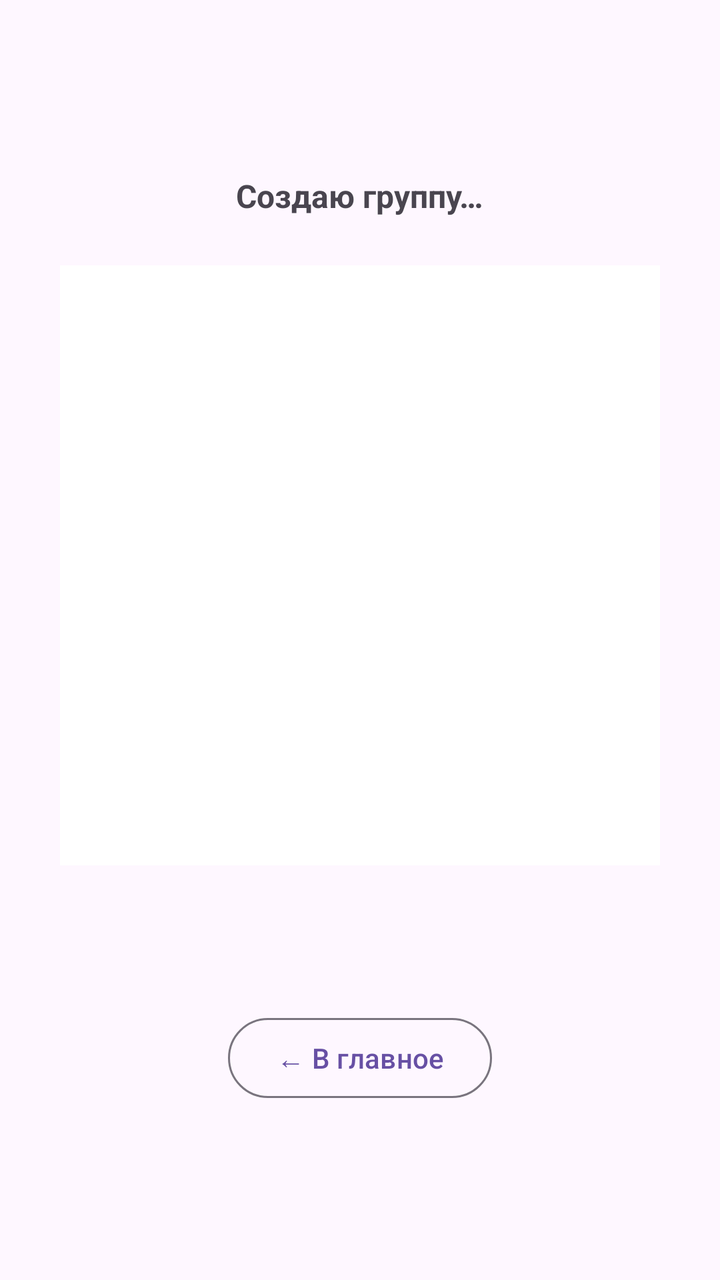
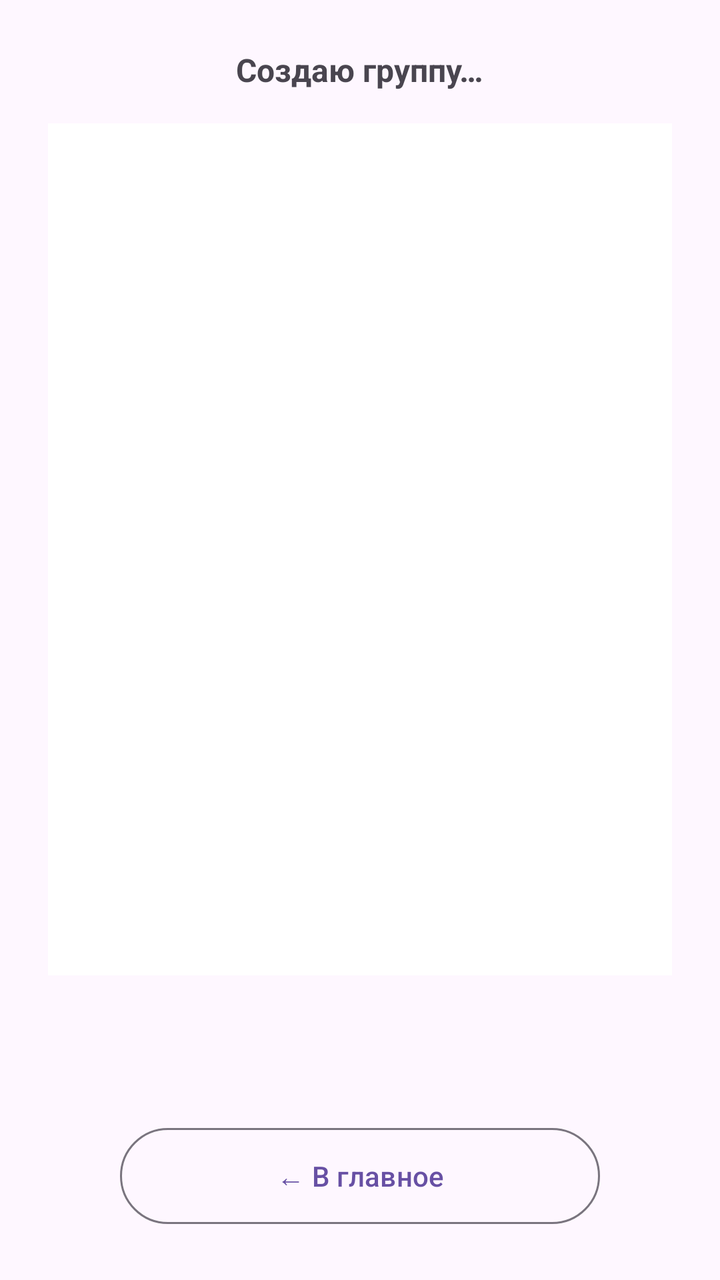

The first picture is an Android layout as it rendered before a commit; the second is the same layout after the commit. The layout source and the unified diff follow.
<!-- AndroidManifest.xml: application theme Theme.Atom.Main -->
<!-- res/layout/activity_qr_share.xml -->
<?xml version="1.0" encoding="utf-8"?>
<LinearLayout xmlns:android="http://schemas.android.com/apk/res/android"
    android:layout_width="match_parent"
    android:layout_height="match_parent"
    android:orientation="vertical"
    android:gravity="center"
    android:padding="24dp">

    <TextView
        android:id="@+id/statusText"
        android:layout_width="wrap_content"
        android:layout_height="wrap_content"
        android:textSize="16sp"
        android:textStyle="bold"
        android:text="Создаю группу…" />

    <ImageView
        android:id="@+id/qrImage"
        android:layout_width="300dp"
        android:layout_height="300dp"
        android:layout_marginTop="24dp"
        android:background="#FFFFFF"
        android:contentDescription="QR" />

    <TextView
        android:id="@+id/infoText"
        android:layout_width="wrap_content"
        android:layout_height="wrap_content"
        android:layout_marginTop="24dp"
        android:fontFamily="monospace"
        android:textSize="12sp"
        android:textAlignment="center" />

    <com.google.android.material.button.MaterialButton
        android:id="@+id/btnClose"
        style="@style/Widget.Material3.Button.OutlinedButton"
        android:layout_width="wrap_content"
        android:layout_height="wrap_content"
        android:layout_marginTop="32dp"
        android:text="← В главное" />
</LinearLayout>
<!-- resources referenced by this layout -->
<resources>
  <style name="Theme.Atom.Main" parent="Theme.Material3.DayNight.NoActionBar">
          <item name="android:statusBarColor">?attr/colorSurface</item>
          <item name="android:windowLightStatusBar" tools:targetApi="m">true</item>
      </style>
</resources>

<!-- the commit's change to res/layout/activity_qr_share.xml (unified diff, before → after) -->
@@ -1,5 +1,6 @@
 <?xml version="1.0" encoding="utf-8"?>
 <LinearLayout xmlns:android="http://schemas.android.com/apk/res/android"
+    android:id="@+id/qrRoot"
     android:layout_width="match_parent"
     android:layout_height="match_parent"
     android:orientation="vertical"
@@ -16,10 +17,14 @@
 
     <ImageView
         android:id="@+id/qrImage"
-        android:layout_width="300dp"
-        android:layout_height="300dp"
-        android:layout_marginTop="24dp"
+        android:layout_width="match_parent"
+        android:layout_height="0dp"
+        android:layout_weight="1"
+        android:layout_marginTop="16dp"
+        android:layout_marginBottom="16dp"
+        android:minHeight="200dp"
         android:background="#FFFFFF"
+        android:scaleType="fitCenter"
         android:contentDescription="QR" />
 
     <TextView
@@ -36,6 +41,8 @@
         style="@style/Widget.Material3.Button.OutlinedButton"
         android:layout_width="wrap_content"
         android:layout_height="wrap_content"
-        android:layout_marginTop="32dp"
+        android:layout_marginTop="16dp"
+        android:minHeight="56dp"
+        android:minWidth="240dp"
         android:text="← В главное" />
 </LinearLayout>
